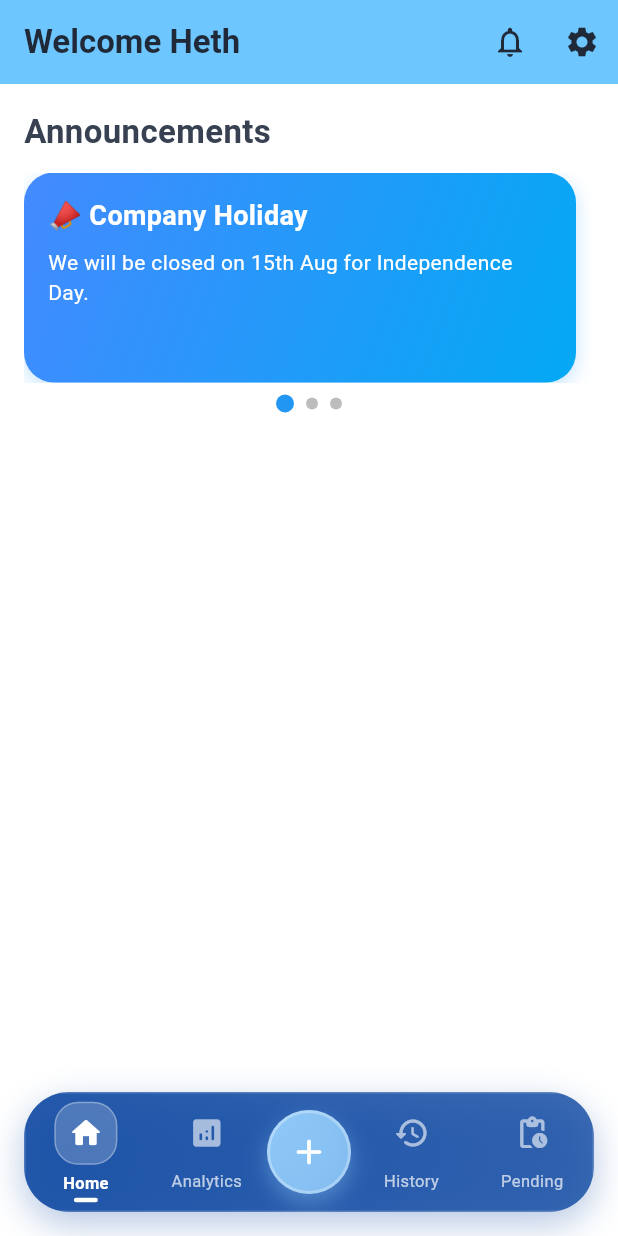
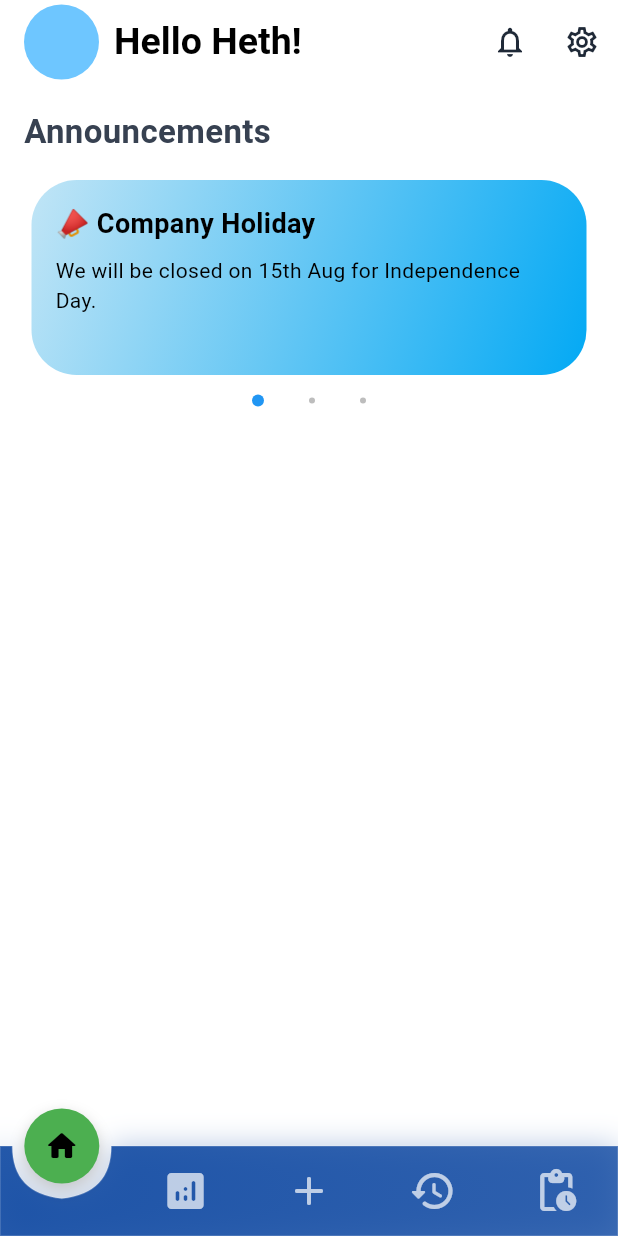
Before and after one commit to Heth-Chheda/leavify, a Flutter app: the LandingView screen opened by its route, on a phone screen of 412 x 824 dp. Run offline on Flutter 3.47's test engine with Material 3 defaults, Android fonts, the light colour scheme and no system bars; our stand-ins replace flutter_dotenv, retry, shared_preferences; accounts and stored records are empty.

Commit message:
home screen, app bar and bottom nav bar.

```diff
--- a/lib/features/User/components/announcement_card.dart
+++ b/lib/features/User/components/announcement_card.dart
@@ -16,22 +16,19 @@ class AnnouncementCard extends StatelessWidget {
   Widget build(BuildContext context) {
     return Container(
       width: MediaQuery.of(context).size.width * 0.85,
-      margin: const EdgeInsets.only(right: 12),
+      margin: EdgeInsets.all(5),
       padding: const EdgeInsets.all(16),
       decoration: BoxDecoration(
         gradient: LinearGradient(
-          colors: [Colors.blueAccent, Colors.lightBlue],
+          colors: [
+            const Color.fromARGB(255, 193, 229, 246),
+            const Color.fromARGB(255, 98, 198, 244),
+            Colors.lightBlue,
+          ],
           begin: Alignment.topLeft,
           end: Alignment.bottomRight,
         ),
-        borderRadius: BorderRadius.circular(20),
-        boxShadow: [
-          BoxShadow(
-            color: Colors.blue.withOpacity(0.25),
-            blurRadius: 10,
-            offset: const Offset(0, 4),
-          ),
-        ],
+        borderRadius: BorderRadius.circular(30),
       ),
       child: Column(
         crossAxisAlignment: CrossAxisAlignment.start,
@@ -41,13 +38,13 @@ class AnnouncementCard extends StatelessWidget {
             style: const TextStyle(
               fontSize: 18,
               fontWeight: FontWeight.bold,
-              color: Colors.white,
+              color: Colors.black,
             ),
           ),
           const SizedBox(height: 8),
           Text(
             message,
-            style: const TextStyle(fontSize: 14, color: Colors.white),
+            style: const TextStyle(fontSize: 14, color: Colors.black),
           ),
         ],
       ),
--- a/lib/features/User/components/custom_app_bar.dart
+++ b/lib/features/User/components/custom_app_bar.dart
@@ -9,15 +9,29 @@ class CustomAppBar extends StatelessWidget implements PreferredSizeWidget {
   @override
   Widget build(BuildContext context) {
     return AppBar(
-      backgroundColor: AppTheme.primaryBlueLight,
       automaticallyImplyLeading: false,
-      title: Text('Welcome $userName'),
+      title: Container(
+        margin: EdgeInsets.all(0),
+        child: Row(
+          children: [
+            CircleAvatar(
+              radius: 25,
+              backgroundColor: AppTheme.primaryBlueLight,
+            ),
+            const SizedBox(width: 10),
+            Text(
+              "Hello $userName!",
+              style: TextStyle(color: Colors.black, fontSize: 25),
+            ),
+          ],
+        ),
+      ),
       actions: [
         IconButton(
           icon: const Icon(Icons.notifications_none),
           onPressed: () {},
         ),
-        IconButton(icon: const Icon(Icons.settings), onPressed: () {}),
+        IconButton(icon: const Icon(Icons.settings_outlined), onPressed: () {}),
       ],
     );
   }
--- a/lib/features/User/components/custom_bottom_nav_bar.dart
+++ b/lib/features/User/components/custom_bottom_nav_bar.dart
@@ -3,7 +3,7 @@ import 'package:leavify/core/utils/theme/app_theme.dart';
 
 enum UserRole { employee, manager, hr }
 
-class CustomBottomNavBar extends StatelessWidget {
+class CustomBottomNavBar extends StatefulWidget {
   final int currentIndex;
   final Function(int) onTabSelected;
   final UserRole role;
@@ -16,8 +16,91 @@ class CustomBottomNavBar extends StatelessWidget {
   });
 
   @override
+  State<CustomBottomNavBar> createState() => _CustomBottomNavBarState();
+}
+
+class _CustomBottomNavBarState extends State<CustomBottomNavBar>
+    with TickerProviderStateMixin {
+  late AnimationController _animationController;
+  late Animation<double> _slideAnimation;
+  late Animation<double> _elevationAnimation;
+  late Animation<double> _positionAnimation;
+  late int _previousIndex;
+
+  @override
+  void initState() {
+    super.initState();
+    _animationController = AnimationController(
+      duration: const Duration(
+        milliseconds: 600,
+      ), // Reduced duration for smoother feel
+      vsync: this,
+    );
+
+    // Changed to smooth easeInOutCubic curve instead of elasticOut
+    _slideAnimation = Tween<double>(begin: 0.0, end: 1.0).animate(
+      CurvedAnimation(
+        parent: _animationController,
+        curve: Curves.easeInOutCubic,
+      ),
+    );
+
+    _elevationAnimation = Tween<double>(begin: 0.0, end: 1.0).animate(
+      CurvedAnimation(
+        parent: _animationController,
+        curve: Curves.easeInOutCubic,
+      ),
+    );
+
+    _animationController.forward();
+
+    _previousIndex = widget.currentIndex;
+
+    _positionAnimation =
+        Tween<double>(
+          begin: _previousIndex.toDouble(),
+          end: widget.currentIndex.toDouble(),
+        ).animate(
+          CurvedAnimation(
+            parent: _animationController,
+            curve: Curves.easeInOutCubic,
+          ),
+        );
+  }
+
+  @override
+  void didUpdateWidget(CustomBottomNavBar oldWidget) {
+    super.didUpdateWidget(oldWidget);
+
+    if (oldWidget.currentIndex != widget.currentIndex) {
+      _previousIndex = oldWidget.currentIndex;
+
+      _positionAnimation =
+          Tween<double>(
+            begin: _previousIndex.toDouble(),
+            end: widget.currentIndex.toDouble(),
+          ).animate(
+            CurvedAnimation(
+              parent: _animationController,
+              curve: Curves.easeInOutCubic,
+            ),
+          );
+
+      _animationController.reset();
+      _animationController.forward();
+    }
+  }
+
+  @override
+  void dispose() {
+    _animationController.dispose();
+    super.dispose();
+  }
+
+  @override
   Widget build(BuildContext context) {
-    final bool isManagerOrHR = role == UserRole.manager || role == UserRole.hr;
+    final bool isManagerOrHR =
+        widget.role == UserRole.manager || widget.role == UserRole.hr;
 
     // Navigation items based on role
     final List<_NavItemData> navItems = [];
@@ -30,12 +113,7 @@ class CustomBottomNavBar extends StatelessWidget {
           label: 'Analytics',
           index: 1,
         ),
-        _NavItemData(
-          icon: Icons.add_rounded,
-          label: 'Add',
-          index: 2,
-          isFloating: true,
-        ),
+        _NavItemData(icon: Icons.add_rounded, label: 'Add', index: 2),
         _NavItemData(icon: Icons.history_rounded, label: 'History', index: 3),
         _NavItemData(
           icon: Icons.pending_actions_rounded,
@@ -46,173 +124,207 @@ class CustomBottomNavBar extends StatelessWidget {
     } else {
       navItems.addAll([
         _NavItemData(icon: Icons.home_rounded, label: 'Home', index: 0),
-        _NavItemData(
-          icon: Icons.add_rounded,
-          label: 'Add',
-          index: 1,
-          isFloating: true,
-        ),
+        _NavItemData(icon: Icons.add_rounded, label: 'Add', index: 1),
         _NavItemData(icon: Icons.history_rounded, label: 'History', index: 2),
       ]);
     }
 
     return Container(
-      margin: const EdgeInsets.only(left: 16, right: 16, bottom: 16),
-      decoration: BoxDecoration(
-        borderRadius: BorderRadius.circular(30),
-        boxShadow: [
-          BoxShadow(
-            color: AppTheme.primaryBlueDark.withOpacity(0.3),
-            blurRadius: 20,
-            offset: const Offset(0, 8),
+      margin: const EdgeInsets.only(left: 0, right: 0, bottom: 0),
+      child: Stack(
+        clipBehavior: Clip.none,
+        children: [
+          // Main navigation bar with depression
+          CustomPaint(
+            painter: _NavBarPainter(
+              currentIndex: widget.currentIndex,
+              itemCount: navItems.length,
+              animationValue: _slideAnimation,
+              positionAnimation: _positionAnimation,
+            ),
+            child: Container(
+              height: 60,
+              width: double.infinity,
+              child: Row(
+                mainAxisAlignment: MainAxisAlignment.spaceEvenly,
+                children: navItems.asMap().entries.map((entry) {
+                  int index = entry.key;
+                  _NavItemData item = entry.value;
+                  return _buildNavItem(item, navItems.length);
+                }).toList(),
+              ),
+            ),
+          ),
+          // Elevated selected icon
+          AnimatedBuilder(
+            animation: _slideAnimation,
+            builder: (context, child) {
+              return _buildElevatedIcon(navItems);
+            },
           ),
         ],
       ),
-      child: ClipRRect(
-        borderRadius: BorderRadius.circular(30),
+    );
+  }
+
+  Widget _buildNavItem(_NavItemData item, int totalItems) {
+    final bool isSelected = widget.currentIndex == item.index;
+
+    return Expanded(
+      child: GestureDetector(
+        onTap: () => widget.onTabSelected(item.index),
+        behavior: HitTestBehavior.opaque,
         child: Container(
           height: 80,
-          decoration: BoxDecoration(
-            gradient: LinearGradient(
-              begin: Alignment.topLeft,
-              end: Alignment.bottomRight,
-              colors: [
-                AppTheme.primaryBlueDark.withOpacity(0.9),
-                AppTheme.primaryBlueDark.withOpacity(0.8),
-              ],
+          child: Center(
+            child: Opacity(
+              opacity: isSelected ? 0.0 : 1.0,
+              child: Icon(
+                item.icon,
+                size: 32,
+                color: Colors.white.withOpacity(0.7),
+              ),
             ),
-            // Glassmorphism effect
-            border: Border.all(color: Colors.white.withOpacity(0.2), width: 1),
-          ),
-          child: Row(
-            mainAxisAlignment: MainAxisAlignment.spaceEvenly,
-            children: navItems.map((item) {
-              return _buildNavItem(item);
-            }).toList(),
           ),
         ),
       ),
     );
   }
 
-  Widget _buildNavItem(_NavItemData item) {
-    final bool isSelected = currentIndex == item.index;
+  Widget _buildElevatedIcon(List<_NavItemData> navItems) {
+    final selectedItem = navItems[widget.currentIndex];
+    final double itemWidth =
+        MediaQuery.of(context).size.width / navItems.length;
 
-    if (item.isFloating) {
-      return _buildFloatingActionButton(item);
-    }
+    final double animatedIndex = _positionAnimation.value;
+    final double iconPosition = (animatedIndex * itemWidth) + (itemWidth / 2);
 
-    return Expanded(
-      child: GestureDetector(
-        onTap: () => onTabSelected(item.index),
-        behavior: HitTestBehavior.opaque,
-        child: AnimatedContainer(
-          duration: const Duration(milliseconds: 300),
-          curve: Curves.easeInOutCubic,
-          child: Column(
-            mainAxisAlignment: MainAxisAlignment.center,
-            children: [
-              // Icon container with modern selection indicator
-              AnimatedContainer(
-                duration: const Duration(milliseconds: 300),
-                curve: Curves.easeInOutCubic,
-                padding: const EdgeInsets.all(8),
-                decoration: BoxDecoration(
-                  color: isSelected
-                      ? Colors.white.withOpacity(0.2)
-                      : Colors.transparent,
-                  borderRadius: BorderRadius.circular(16),
-                  border: isSelected
-                      ? Border.all(
-                          color: Colors.white.withOpacity(0.3),
-                          width: 1,
-                        )
-                      : null,
-                ),
-                child: Icon(
-                  item.icon,
-                  size: 24,
-                  color: isSelected
-                      ? Colors.white
-                      : Colors.white.withOpacity(0.6),
-                ),
-              ),
-              const SizedBox(height: 4),
-              // Label with fade animation
-              AnimatedOpacity(
-                duration: const Duration(milliseconds: 300),
-                opacity: isSelected ? 1.0 : 0.7,
-                child: Text(
-                  item.label,
-                  style: TextStyle(
-                    color: Colors.white,
-                    fontSize: 11,
-                    fontWeight: isSelected ? FontWeight.w600 : FontWeight.w400,
-                  ),
-                ),
-              ),
-              // Selection indicator dot
-              AnimatedContainer(
-                duration: const Duration(milliseconds: 300),
-                curve: Curves.easeInOutCubic,
-                margin: const EdgeInsets.only(top: 2),
-                height: 3,
-                width: isSelected ? 16 : 0,
-                decoration: BoxDecoration(
-                  color: Colors.white,
-                  borderRadius: BorderRadius.circular(2),
-                ),
-              ),
-            ],
-          ),
+    return Positioned(
+      left: iconPosition - 25,
+      top: -25 * _elevationAnimation.value,
+      child: Container(
+        width: 50,
+        height: 50,
+        decoration: BoxDecoration(
+          color: Colors.green,
+          shape: BoxShape.circle,
+          boxShadow: [
+            BoxShadow(
+              color: Colors.black.withOpacity(0.2),
+              blurRadius: 8,
+              offset: Offset(0, 4),
+            ),
+          ],
         ),
+        child: Icon(selectedItem.icon, size: 24, color: Colors.black),
       ),
     );
   }
+}
 
-  Widget _buildFloatingActionButton(_NavItemData item) {
-    final bool isSelected = currentIndex == item.index;
+class _NavBarPainter extends CustomPainter {
+  final int currentIndex;
+  final int itemCount;
+  final Animation<double> animationValue;
+  final Animation<double> positionAnimation;
 
-    return GestureDetector(
-      onTap: () => onTabSelected(item.index),
-      child: AnimatedContainer(
-        duration: const Duration(milliseconds: 300),
-        curve: Curves.easeInOutCubic,
-        transform: Matrix4.translationValues(0, isSelected ? -4 : 0, 0),
-        child: Container(
-          width: 56,
-          height: 56,
-          decoration: BoxDecoration(
-            gradient: LinearGradient(
-              begin: Alignment.topLeft,
-              end: Alignment.bottomRight,
-              colors: isSelected
-                  ? [Colors.white, Colors.white.withOpacity(0.9)]
-                  : [
-                      AppTheme.primaryBlueLighter,
-                      AppTheme.primaryBlueLighter.withOpacity(0.8),
-                    ],
-            ),
-            shape: BoxShape.circle,
-            boxShadow: [
-              BoxShadow(
-                color: isSelected
-                    ? Colors.white.withOpacity(0.4)
-                    : AppTheme.primaryBlueLighter.withOpacity(0.4),
-                blurRadius: 12,
-                offset: const Offset(0, 6),
-              ),
-            ],
-            border: Border.all(color: Colors.white.withOpacity(0.3), width: 2),
-          ),
-          child: Icon(
-            item.icon,
-            size: 28,
-            color: isSelected ? AppTheme.primaryBlueDark : Colors.white,
-          ),
-        ),
-      ),
-    );
+  _NavBarPainter({
+    required this.currentIndex,
+    required this.itemCount,
+    required this.animationValue,
+    required this.positionAnimation,
+  }) : super(repaint: animationValue);
+
+  @override
+  void paint(Canvas canvas, Size size) {
+    final paint = Paint()
+      ..shader = LinearGradient(
+        begin: Alignment.topLeft,
+        end: Alignment.bottomRight,
+        colors: [
+          AppTheme.primaryBlueDark.withOpacity(0.9),
+          AppTheme.primaryBlueDark.withOpacity(0.8),
+        ],
+      ).createShader(Rect.fromLTWH(0, 0, size.width, size.height));
+
+    final borderPaint = Paint()
+      ..color = Colors.white.withOpacity(0.2)
+      ..style = PaintingStyle.stroke
+      ..strokeWidth = 1;
+
+    final shadowPaint = Paint()
+      ..color = AppTheme.primaryBlueDark.withOpacity(0.3)
+      ..maskFilter = const MaskFilter.blur(BlurStyle.normal, 10);
+
+    final path = Path();
+    final itemWidth = size.width / itemCount;
+    final depressionRadius = 33.0; // Bigger depression to fit the 50px circle
+    final depressionDepth = 35.0; // Depth of the notch cut into the nav bar
+
+    // Calculate the center position of the selected item
+    final animatedIndex = positionAnimation.value;
+    final selectedCenter = (animatedIndex * itemWidth) + (itemWidth / 2);
+    final animatedDepth = depressionDepth * animationValue.value;
+
+    // Start from top-left
+    path.moveTo(0, 0);
+
+    // Draw the top edge with depression cut INTO the nav bar
+    final depressionStart = selectedCenter - depressionRadius;
+    final depressionEnd = selectedCenter + depressionRadius;
+
+    // Left part of top edge
+    path.lineTo(depressionStart, 0);
+
+    // Create depression that cuts INTO the nav bar (downward curve)
+    if (animationValue.value > 0) {
+      // Create a smooth downward arc that cuts into the nav bar
+      final controlPoint1 = Offset(
+        depressionStart + depressionRadius * 0.0,
+        animatedDepth * 0.9,
+      );
+      final controlPoint2 = Offset(
+        depressionEnd - depressionRadius * 0.0,
+        animatedDepth * 0.9,
+      );
+      final bottomPoint = Offset(selectedCenter, animatedDepth);
+
+      // Smooth curve down into the depression
+      path.quadraticBezierTo(
+        controlPoint1.dx,
+        controlPoint1.dy,
+        bottomPoint.dx,
+        bottomPoint.dy,
+      );
+      // Smooth curve back up out of the depression
+      path.quadraticBezierTo(
+        controlPoint2.dx,
+        controlPoint2.dy,
+        depressionEnd,
+        0,
+      );
+    }
+
+    // Right part of top edge
+    path.lineTo(size.width, 0);
+    path.lineTo(size.width, size.height);
+    path.lineTo(0, size.height);
+    path.close();
+
+    // Draw shadow
+    canvas.drawPath(path, shadowPaint);
+
+    // Draw main shape
+    canvas.drawPath(path, paint);
+
+    // Draw border
+    canvas.drawPath(path, borderPaint);
+  }
+
+  @override
+  bool shouldRepaint(_NavBarPainter oldDelegate) {
+    return oldDelegate.currentIndex != currentIndex ||
+        oldDelegate.animationValue != animationValue;
   }
 }
 
@@ -220,12 +332,6 @@ class _NavItemData {
   final IconData icon;
   final String label;
   final int index;
-  final bool isFloating;
 
-  _NavItemData({
-    required this.icon,
-    required this.label,
-    required this.index,
-    this.isFloating = false,
-  });
+  _NavItemData({required this.icon, required this.label, required this.index});
 }
--- a/lib/features/User/view/home_screen.dart
+++ b/lib/features/User/view/home_screen.dart
@@ -33,6 +33,17 @@ class _HomeScreenState extends State<HomeScreen> {
   }
 
   Widget _buildBody() {
+    return Column(
+      crossAxisAlignment: CrossAxisAlignment.start,
+      children: [
+        _buildAnnouncementSection(),
+        const SizedBox(height: 20),
+        // Add more home screen sections here later
+      ],
+    );
+  }
+
+  Widget _buildAnnouncementSection() {
     final bool hasAnnouncements = _dummyAnnouncements.isNotEmpty;
 
     return Column(
@@ -70,9 +81,9 @@ class _HomeScreenState extends State<HomeScreen> {
               children: List.generate(_dummyAnnouncements.length, (index) {
                 return AnimatedContainer(
                   duration: const Duration(milliseconds: 300),
-                  margin: const EdgeInsets.symmetric(horizontal: 4),
-                  width: _currentPage == index ? 12 : 8,
-                  height: _currentPage == index ? 12 : 8,
+                  margin: const EdgeInsets.symmetric(horizontal: 15),
+                  width: _currentPage == index ? 8 : 4,
+                  height: _currentPage == index ? 8 : 4,
                   decoration: BoxDecoration(
                     shape: BoxShape.circle,
                     color: _currentPage == index
@@ -100,8 +111,6 @@ class _HomeScreenState extends State<HomeScreen> {
               ),
             ),
           ),
-        const SizedBox(height: 20),
-        // More widgets here
       ],
     );
   }
```
